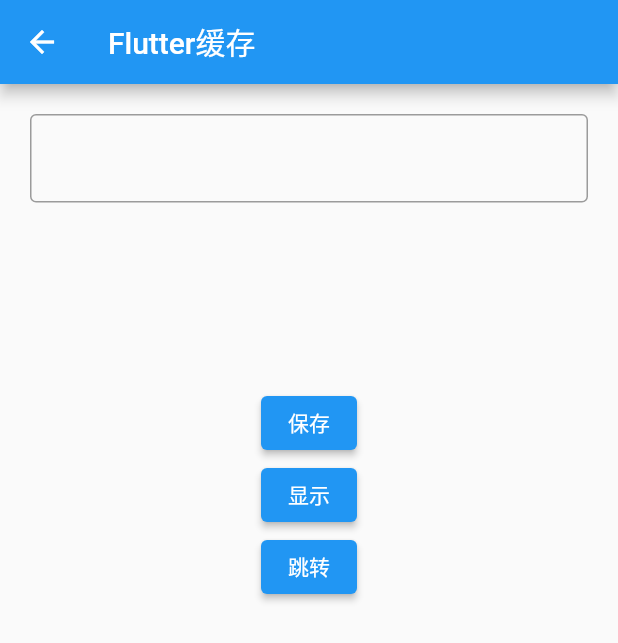
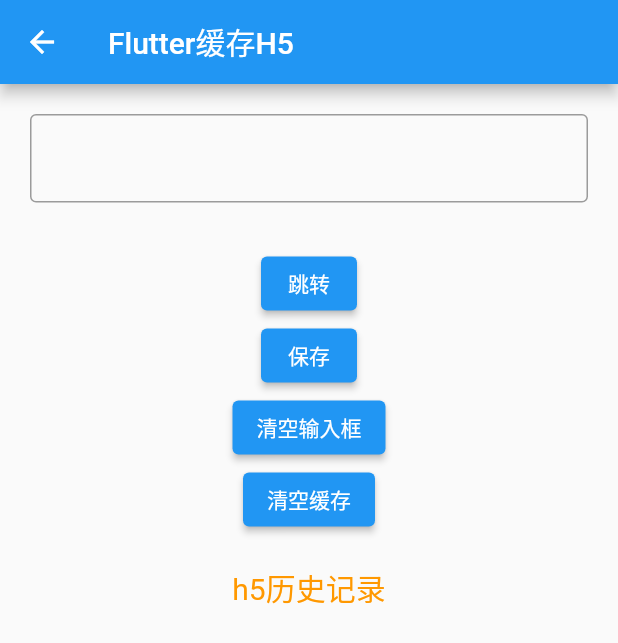
Before and after one commit to yangyangDeveloper/FlutterOwn, a Flutter app: the list6 screen opened directly, after a tap on "保存", on a phone screen of 412 x 824 dp. Shown: the top 643 px of the screen. Run offline on Flutter 3.47's test engine with Material 2 defaults, Android fonts, the phone set to English and light mode, and no system bars; our stand-ins replace shared_preferences, webview_flutter; accounts and stored records are empty.

Commit message:
完善 webview  加入缓存

```diff
--- a/flutter_zyy/lib/list6.dart
+++ b/flutter_zyy/lib/list6.dart
@@ -1,4 +1,3 @@
-
 import 'package:flutter/material.dart';
 import 'package:flutter_zyy/Browser.dart';
 import 'package:shared_preferences/shared_preferences.dart';
@@ -10,11 +9,13 @@ class list6 extends StatefulWidget {
   _list6State createState() => _list6State();
 }
 
+// "https://flutter-io.cn/"
 class _list6State extends State<list6> {
 
   SharedPreferences? prefs;
   TextEditingController controller = new TextEditingController();
   String name="";
+  List<String> strs = [];
 
   void initState() {
     super.initState();
@@ -22,30 +23,56 @@ class _list6State extends State<list6> {
     _loadH5Url();
   }
 
-  void _loadH5Url() async {
-    final prefs = await SharedPreferences.getInstance();
-    //name = prefs.getString("username") ?? "";
-    setState(() {
-      name = prefs.getString("username") ?? "";
-    });
-  }
-
-  saveH5Url() async {
-    print('点击 save');
-    prefs = await SharedPreferences.getInstance();
-    prefs?.setString("username", controller.text.toString());
+  // 清空输入框
+  reWrite() async{
+    print('点击清空');
+    controller.text = "";
     setState(() {
 
     });
   }
 
-  go() async{
-    print('点击 go');
+  // 加载缓存
+  _loadH5Url() async {
+    final prefs = await SharedPreferences.getInstance();
+    List<String> keys = prefs.getStringList("action") ?? [];
+    strs = keys;
+    setState(() {
 
-    saveH5Url();
-    Navigator.of(context).push(new MaterialPageRoute(builder: (_) {
-      return new  Browser(
-        url: "https://flutter-io.cn/",
+    });
+  }
+
+  // 更新缓存
+  saveH5Url() async {
+    final prefs = await SharedPreferences.getInstance();
+    List<String> keys = prefs.getStringList("action") ?? [];
+    strs = keys;
+    print(controller.text.toString());
+    strs.add(controller.text.toString());
+    prefs.setStringList("action", strs);
+    setState(() {
+
+    });
+  }
+
+  // 清空缓存
+  clearH5Url() async {
+    final prefs = await SharedPreferences.getInstance();
+    prefs.remove("action");
+    strs.clear();
+    print("清空缓存成功");
+    setState(() {
+
+    });
+  }
+
+  // 跳转h5
+  go(String title) async{
+    print("跳转url");
+    print(title);
+    Navigator.of(context).push(MaterialPageRoute(builder: (_) {
+      return Browser(
+        url: title,
         title: "测试Flutterwebview",
       );
     }));
@@ -55,20 +82,41 @@ class _list6State extends State<list6> {
     });
   }
 
-  retrieve() async{
-    print('点击 retrieve');
-    prefs = await SharedPreferences.getInstance();
-    name = prefs?.getString("username") ?? "";
-    setState(() {
-
-    });
+  // 创建缓存列表cell样式
+  List<Widget> getListChildren() {
+    if (strs.isEmpty) {
+      return [Text("暂无缓存记录",
+        style: TextStyle(
+            color: Colors.black,
+            fontSize: 15
+        ),
+      ),];
+    }
+    // 不为空
+    List<Widget> tiles = [];
+    for(var item in strs) {
+      tiles.add(
+        ListTile(
+          title: Text(item,
+            style: TextStyle(
+              color: Colors.black,
+              fontSize: 15,
+            ),
+          ),
+          onTap: () {
+            go(item);
+          },
+        ),
+      );
+    }
+    return tiles;
   }
 
   @override
   Widget build(BuildContext context) {
-    return new  Scaffold(
+    return  Scaffold(
       appBar: AppBar(
-        title: Text("Flutter缓存"),
+        title: const Text("Flutter缓存H5"),
       ),
       body:Container(
           margin: EdgeInsets.all(20),
@@ -76,22 +124,21 @@ class _list6State extends State<list6> {
             children: [
               TextField(
                 controller: controller,
-                decoration: InputDecoration(
+                decoration: const InputDecoration (
                   border: OutlineInputBorder(),
                 ),
               ),
-              Text(
-                '$name',
-                style: Theme.of(context).textTheme.headline4,
+              const SizedBox(
+                height:30,
+              ),
+              ElevatedButton(
+                child:Text("跳转"),
+                onPressed: ()
+                {
+                  go(controller.text);
+                },
               ),
 
-              SizedBox(
-                height:30,
-              ),
-              Text(name, style: TextStyle(fontSize: 20),),
-              SizedBox(
-                height:30,
-              ),
               ElevatedButton(
                 child:Text("保存"),
                 onPressed: ()
@@ -99,19 +146,37 @@ class _list6State extends State<list6> {
                   saveH5Url();
                 },
               ),
+
               ElevatedButton(
-                child:Text("显示"),
+                child:Text("清空输入框"),
                 onPressed: ()
                 {
-                  retrieve();
+                  reWrite();
                 },
               ),
+
               ElevatedButton(
-                child:Text("跳转"),
+                child:Text("清空缓存"),
                 onPressed: ()
                 {
-                  go();
+                  clearH5Url();
                 },
+              ),
+
+              SizedBox(height: 20,),
+
+              const Text("h5历史记录",
+                style: TextStyle(
+                    color: Colors.orange,
+                    fontSize: 20
+                ),
+              ),
+
+              ListView(
+                children: getListChildren(),
+                shrinkWrap: true,
+                padding: const EdgeInsets.all(5.0),
+                itemExtent: 50,
               ),
             ],
           )
```
Also changed, not shown: flutter_zyy/lib/list7.dart (+59 -2 lines).
